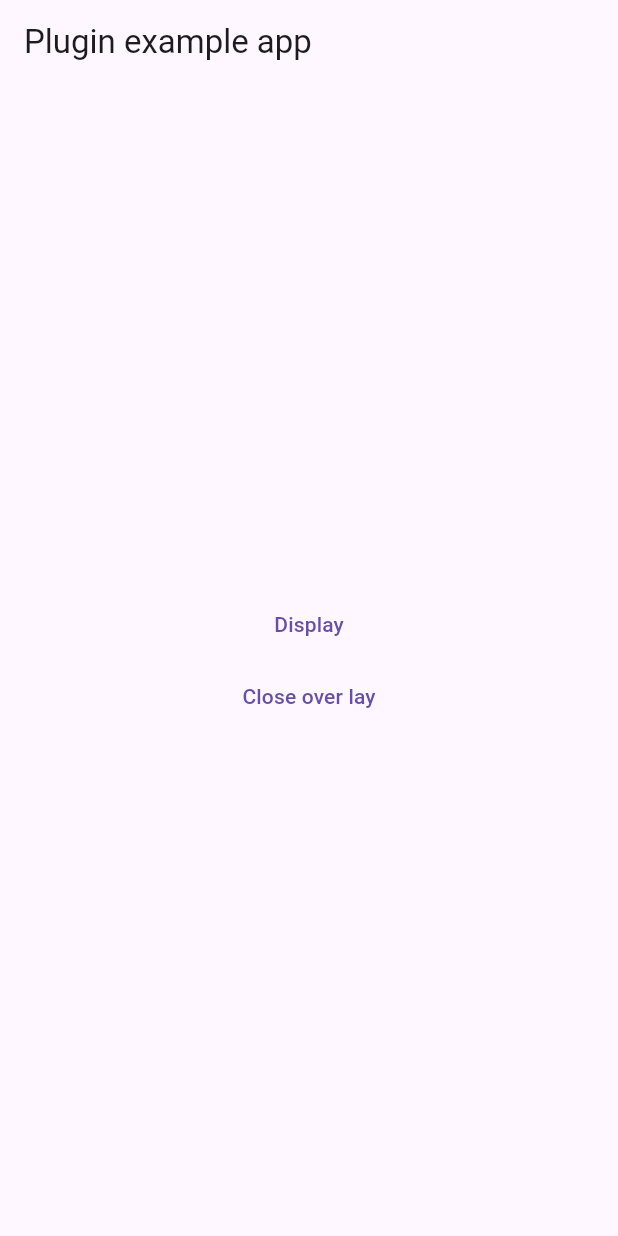
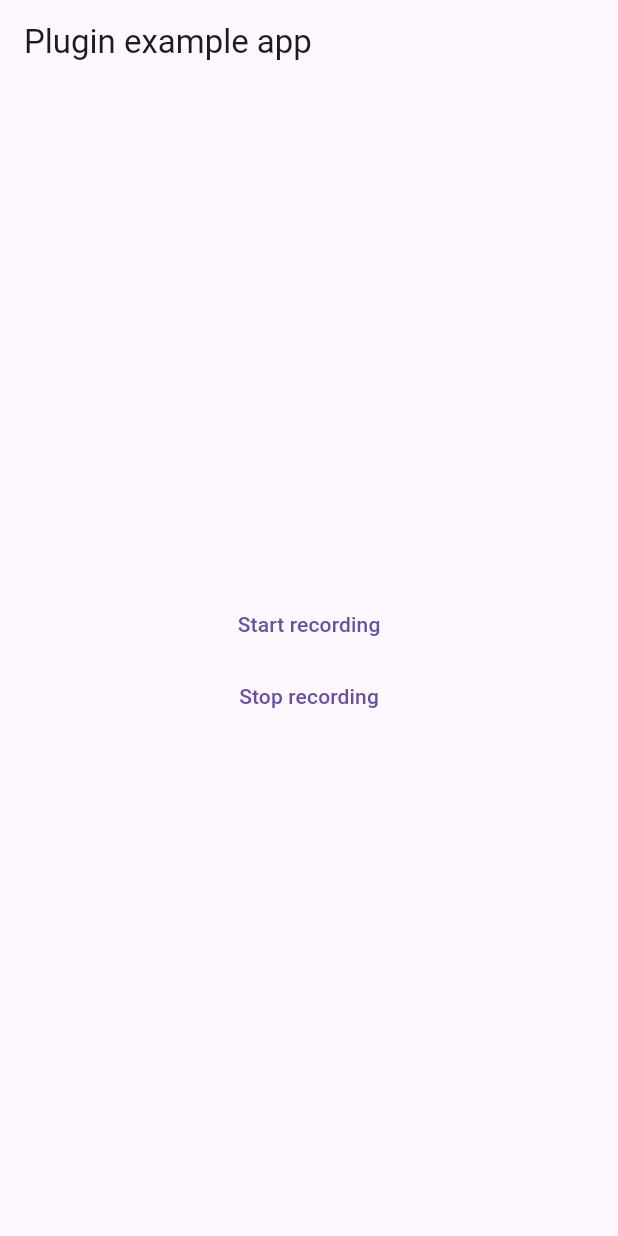
Before and after one commit to UNESCO-HACKATHON/unesco_mobile_app, a Flutter app: the screen it shows after launch, on a phone screen of 412 x 824 dp. Run offline on Flutter 3.47's test engine with Material 3 defaults, Android fonts, the light colour scheme and no system bars; our stand-ins replace flutter_bloc, permission_handler; missing offline and left inert: flutter_screen_recording.

Commit message:
adding screen recording logic for 10 seconds

```diff
--- a/lib/overlay/bloc/overlay_event.dart
+++ /dev/null
@@ -1,12 +0,0 @@
-import 'package:unesco_mobile_app/overlay/bloc/overlay_bloc.dart';
-
-abstract class OverlayEvent {}
-
-
-class DisplayOverLay extends OverlayEvent {}
-
-class CloseOverLay extends OverlayEvent {}
-
-class ExpandOverLay extends OverlayEvent {}
-
-class ShrinkOverLay extends OverlayEvent {}
--- a/lib/overlay/bloc/overlay_state.dart
+++ /dev/null
@@ -1,9 +0,0 @@
-class OverLayState {
-  int height;
-  bool? isExpaned;
-  OverLayState({required this.height, this.isExpaned = false});
-
-  OverLayState copyWith({int? height, bool? isExpaned}) {
-    return OverLayState(height: height ?? this.height, isExpaned: isExpaned ?? this.isExpaned);
-  }
-}
--- /dev/null
+++ b/lib/screen_record/bloc/screen_record_bloc.dart
@@ -0,0 +1,35 @@
+import 'package:flutter_bloc/flutter_bloc.dart';
+import 'package:unesco_mobile_app/screen_record/bloc/screen_record_event.dart';
+import 'package:unesco_mobile_app/screen_record/bloc/screen_record_state.dart';
+import 'package:unesco_mobile_app/services/screen_record_service.dart';
+
+class ScreenRecordBloc extends Bloc<ScreenRecordEvent, ScreenRecordState> {
+  ScreenRecordService recordService = ScreenRecordService();
+  ScreenRecordBloc() : super(ScreenRecordState(isRecording: false)) {
+    on<StartRecording>((event, emit) async {
+      try {
+        final start = await recordService.startScreenRecording(
+          name: "test_video",
+          titleNotification: "Scanning the content",
+        );
+        if (start) {
+          emit(ScreenRecordState(isRecording: true));
+
+          // Wait 2 seconds and stop
+          await Future.delayed(Duration(seconds: 2));
+          await recordService.stopRecording();
+
+          emit(ScreenRecordState(isRecording: false));
+        }
+
+        emit(ScreenRecordState(isRecording: false, error: "Not recording"));
+      } catch (e) {
+        print("e");
+      }
+    });
+
+    on<StopRecording>((event, emit) async {
+      await recordService.stopRecording();
+    });
+  }
+}
--- /dev/null
+++ b/lib/screen_record/bloc/screen_record_event.dart
@@ -0,0 +1,5 @@
+abstract class ScreenRecordEvent {}
+
+class StartRecording extends ScreenRecordEvent {}
+
+class StopRecording extends ScreenRecordEvent {}
--- /dev/null
+++ b/lib/screen_record/bloc/screen_record_state.dart
@@ -0,0 +1,7 @@
+class ScreenRecordState {
+  bool isRecording;
+  String? recordPath;
+  String? error;
+
+  ScreenRecordState({required this.isRecording, this.recordPath, this.error});
+}
--- a/lib/test_page.dart
+++ b/lib/test_page.dart
@@ -1,71 +1,43 @@
-import 'dart:isolate';
-import 'dart:math';
-import 'dart:ui';
 
 import 'package:flutter/material.dart';
 import 'package:flutter_bloc/flutter_bloc.dart';
-import 'package:flutter_overlay_window/flutter_overlay_window.dart';
-import 'package:unesco_mobile_app/overlay/bloc/overlay_bloc.dart';
-import 'package:unesco_mobile_app/overlay/bloc/overlay_event.dart';
-import 'package:unesco_mobile_app/overlay/bloc/overlay_state.dart';
 
-class TestPage extends StatefulWidget {
-  static const String _kPortNameOverlay = 'OVERLAY';
-  static const String _kPortNameHome = 'UI';
 
-  @override
-  State<TestPage> createState() => _TestPageState();
-}
+import 'package:unesco_mobile_app/screen_record/bloc/screen_record_bloc.dart';
+import 'package:unesco_mobile_app/screen_record/bloc/screen_record_event.dart';
+import 'package:unesco_mobile_app/screen_record/bloc/screen_record_state.dart';
 
-class _TestPageState extends State<TestPage> {
+class TestPage extends StatelessWidget {
   // final _receivePort = ReceivePort();
-
-  // SendPort? homePort;
-
-  // String? latestMessageFromOverlay;
-
-  // @override
-  // void initState() {
-  //   super.initState();
-  //   if (homePort != null) return;
-  //   final res = IsolateNameServer.registerPortWithName(
-  //     _receivePort.sendPort,
-  //     TestPage._kPortNameHome,
-  //   );
-
-  //   _receivePort.listen((message) {
-  //     print("message from OVERLAY: $message");
-  //     setState(() {
-  //       latestMessageFromOverlay = 'Latest Message From Overlay: $message';
-  //     });
-  //   });
-  // }
-
   @override
   Widget build(BuildContext context) {
     return Scaffold(
       appBar: AppBar(title: const Text('Plugin example app')),
       body: Center(
-        child: BlocBuilder<OverLayBloc, OverLayState>(
-          builder: (context, state) {
-            return Column(
+        child: Column(
           mainAxisAlignment: MainAxisAlignment.center,
           children: [
             TextButton(
               onPressed: () {
-                    context.read<OverLayBloc>().add(DisplayOverLay());
+                context.read<ScreenRecordBloc>().add(StartRecording());
               },
-                  child: Text("Display"),
+              child: Text("Start recording"),
             ),
             TextButton(
               onPressed: () {
-                    context.read<OverLayBloc>().add(CloseOverLay());
+                context.read<ScreenRecordBloc>().add(StopRecording());
               },
-                  child: Text("Close over lay"),
+              child: Text("Stop recording"),
+            ),
+            BlocBuilder<ScreenRecordBloc, ScreenRecordState>(
+              builder: (context, state) {
+                if (state.isRecording) {
+                  return Text("Recording.....");
+                }
+                return Container();
+              },
             ),
           ],
-            );
-          },
         ),
       ),
     );
--- a/pubspec.yaml
+++ b/pubspec.yaml
@@ -34,11 +34,12 @@ dependencies:
   # The following adds the Cupertino Icons font to your application.
   # Use with the CupertinoIcons class for iOS style icons.
   cupertino_icons: ^1.0.8
-  flutter_overlay_window: ^0.5.0
+
   flutter_bloc: ^9.1.1
   flutter_speed_dial: ^7.0.0
   bloc: ^9.0.0
   flutter_screen_recording: ^2.0.24
+  permission_handler: ^12.0.1
 
 
 dev_dependencies:
```
Also changed, not shown: lib/main.dart (+9 -13 lines), lib/overlay/bloc/overlay_bloc.dart (deleted, +0 -64 lines), lib/overlay/overlay_screen.dart (deleted, +0 -66 lines), lib/services/screen_record_service.dart (+41 -1 lines), lib/screen_record/test_page.dart (deleted), pubspec.lock, 5 other files. Lines whose indentation alone changed are shown as unchanged.
